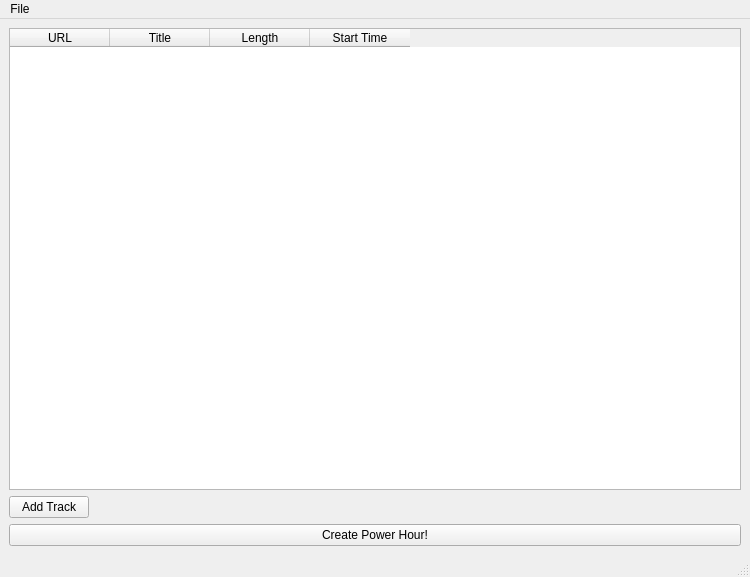
First picture: the form in designer/mainwindow.ui, repository jac241/power_hour_creator, before the edit.
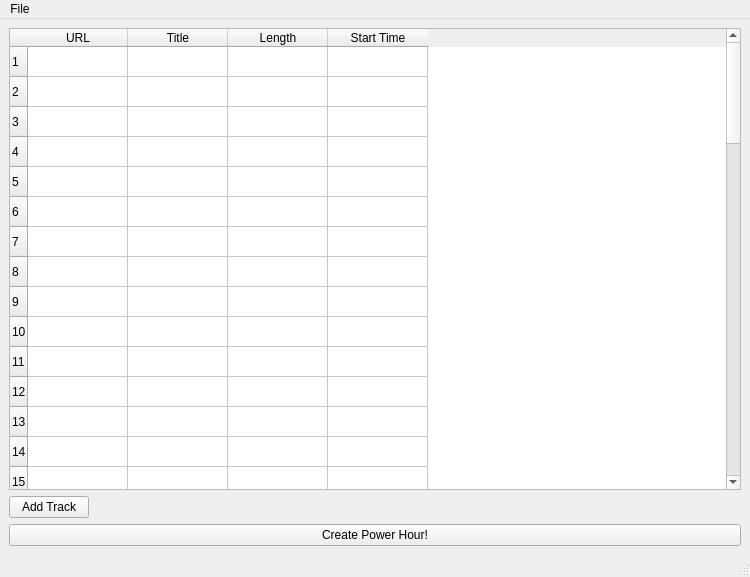
Second picture: the form after the edit. Custom widgets are drawn as their Qt base class.

```diff
--- a/designer/mainwindow.ui
+++ b/designer/mainwindow.ui
@@ -27,6 +27,9 @@
       <property name="showGrid">
        <bool>true</bool>
       </property>
+      <property name="rowCount">
+       <number>60</number>
+      </property>
       <property name="columnCount">
        <number>4</number>
       </property>
@@ -39,6 +42,66 @@
       <attribute name="horizontalHeaderStretchLastSection">
        <bool>false</bool>
       </attribute>
+      <row/>
+      <row/>
+      <row/>
+      <row/>
+      <row/>
+      <row/>
+      <row/>
+      <row/>
+      <row/>
+      <row/>
+      <row/>
+      <row/>
+      <row/>
+      <row/>
+      <row/>
+      <row/>
+      <row/>
+      <row/>
+      <row/>
+      <row/>
+      <row/>
+      <row/>
+      <row/>
+      <row/>
+      <row/>
+      <row/>
+      <row/>
+      <row/>
+      <row/>
+      <row/>
+      <row/>
+      <row/>
+      <row/>
+      <row/>
+      <row/>
+      <row/>
+      <row/>
+      <row/>
+      <row/>
+      <row/>
+      <row/>
+      <row/>
+      <row/>
+      <row/>
+      <row/>
+      <row/>
+      <row/>
+      <row/>
+      <row/>
+      <row/>
+      <row/>
+      <row/>
+      <row/>
+      <row/>
+      <row/>
+      <row/>
+      <row/>
+      <row/>
+      <row/>
+      <row/>
       <column>
        <property name="text">
         <string>URL</string>
```
